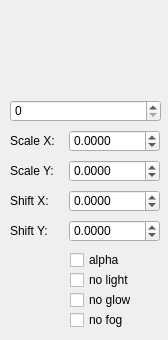
Qt form editor/wdgsurfaceedit.ui (Marzac/die) before a commit.
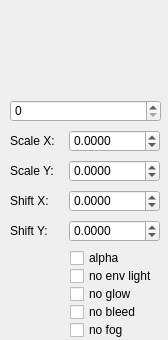
The same form after that commit. Custom widgets are drawn as their Qt base class.

Diff of the .ui file:
```diff
--- a/editor/wdgsurfaceedit.ui
+++ b/editor/wdgsurfaceedit.ui
@@ -173,7 +173,7 @@
    <property name="geometry">
     <rect>
      <x>70</x>
-     <y>250</y>
+     <y>248</y>
      <width>91</width>
      <height>20</height>
     </rect>
@@ -186,20 +186,20 @@
    <property name="geometry">
     <rect>
      <x>70</x>
-     <y>270</y>
+     <y>266</y>
      <width>91</width>
      <height>20</height>
     </rect>
    </property>
    <property name="text">
-    <string>no light</string>
+    <string>no env light</string>
    </property>
   </widget>
   <widget class="QCheckBox" name="checkNoGlow">
    <property name="geometry">
     <rect>
      <x>70</x>
-     <y>290</y>
+     <y>284</y>
      <width>91</width>
      <height>20</height>
     </rect>
@@ -208,6 +208,22 @@
     <string>no glow</string>
    </property>
   </widget>
+  <widget class="QCheckBox" name="checkNoBleed">
+   <property name="geometry">
+    <rect>
+     <x>70</x>
+     <y>302</y>
+     <width>91</width>
+     <height>20</height>
+    </rect>
+   </property>
+   <property name="toolTip">
+    <string>No light bleed: keeps the colors saturated.</string>
+   </property>
+   <property name="text">
+    <string>no bleed</string>
+   </property>
+  </widget>
   <widget class="WdgTextureView" name="widgetTexture" native="true">
    <property name="geometry">
     <rect>
@@ -222,7 +238,7 @@
    <property name="geometry">
     <rect>
      <x>70</x>
-     <y>310</y>
+     <y>320</y>
      <width>91</width>
      <height>20</height>
     </rect>
```
Left out of the diff: 8 changed lines with no effect on the pictures.
